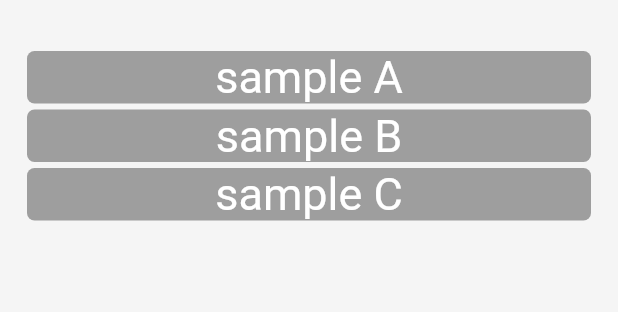
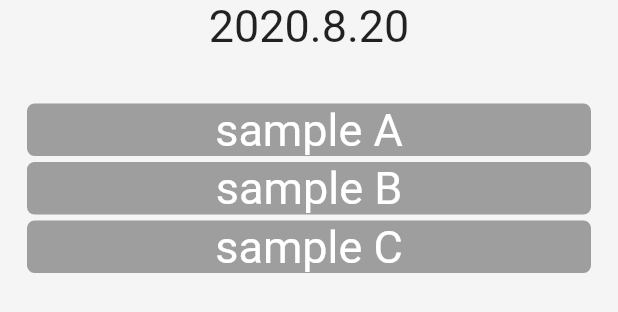
Before and after one commit to beetana/beet, a Flutter app: the GroupMainScreen widget shown alone on an empty page, opened directly, on a phone screen of 412 x 824 dp. Shown: the top 312 px of the screen. Run offline on Flutter 3.47's test engine with Material 2 defaults, Android fonts, the phone set to English and light mode, and no system bars; our stand-ins replace cloud_firestore, firebase_auth, implicitly_animated_reorderable_list; accounts and stored records are empty.

Commit message:
メイン画面に今日の日付を表示

```diff
--- a/lib/screens/group_screens/group_main_screen.dart
+++ b/lib/screens/group_screens/group_main_screen.dart
@@ -1,14 +1,23 @@
 import 'package:beet/models/group_models/group_main_model.dart';
 import 'package:flutter/material.dart';
+import 'package:intl/intl.dart';
 import 'package:provider/provider.dart';
 
 class GroupMainScreen extends StatelessWidget {
+  final dateFormat = DateFormat("y.M.d");
   @override
   Widget build(BuildContext context) {
     return ChangeNotifierProvider<GroupMainModel>(
       create: (_) => GroupMainModel(),
       child: Consumer<GroupMainModel>(builder: (context, model, child) {
-        return ListView.builder(
+        return Column(
+          children: <Widget>[
+            Text(
+              dateFormat.format(DateTime.now()),
+              style: TextStyle(fontSize: 30.0),
+            ),
+            Expanded(
+              child: ListView.builder(
                   padding: const EdgeInsets.only(
                     top: 32.0,
                     left: 16.0,
@@ -26,11 +35,14 @@ class GroupMainScreen extends StatelessWidget {
                           fontSize: 30.0,
                         ),
                         color: Colors.grey,
-                  child:
-                      Center(child: Text('sample ${model.schedules[index]}')),
+                        child: Center(
+                            child: Text('sample ${model.schedules[index]}')),
                       ),
                     );
-            });
+                  }),
+            ),
+          ],
+        );
       }),
     );
   }
```
Lines whose indentation alone changed are shown as unchanged.
